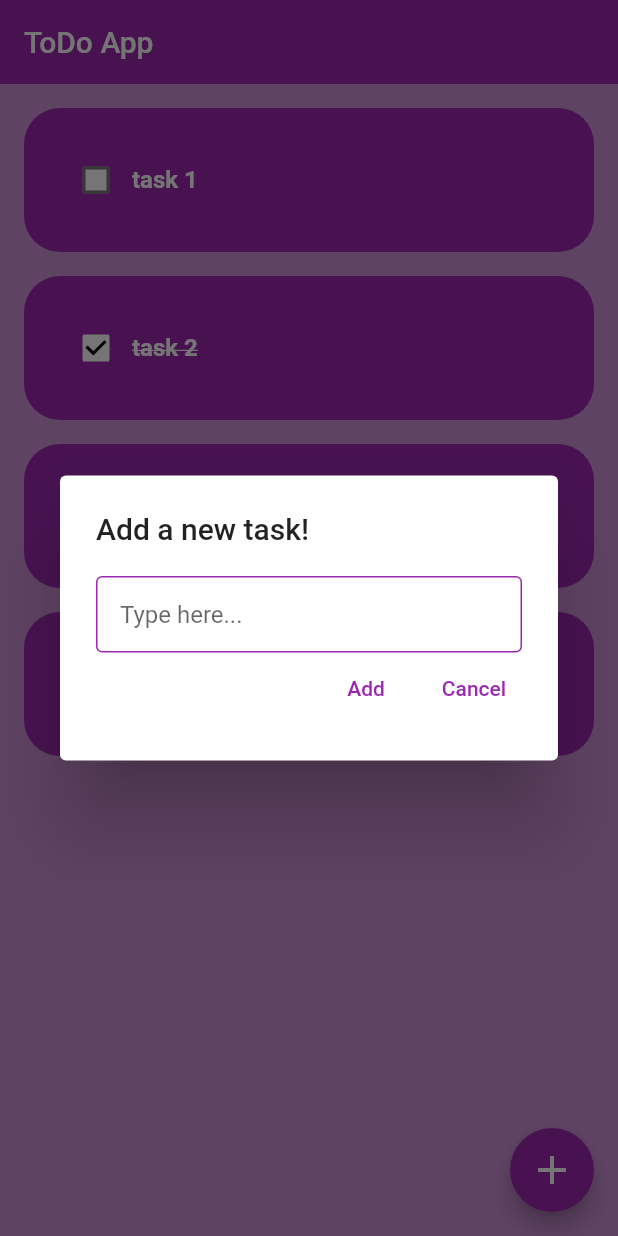
After one commit to gustavomaes/flutter_todo, a Flutter app: the screen it shows after launch, after a tap on the "add" icon, on a phone screen of 412 x 824 dp. The commit adds this screen. Run offline on Flutter 3.47's test engine with Material 2 defaults, Android fonts, the phone set to English and light mode, and no system bars.

Commit message:
feat: create new task

```diff
--- a/lib/screens/home_screen.dart
+++ b/lib/screens/home_screen.dart
@@ -1,4 +1,5 @@
 import 'package:flutter/material.dart';
+import 'package:todo_list/widgets/add_task.dart';
 import 'package:todo_list/widgets/todo_tile.dart';
 
 class ToDo {
@@ -16,18 +17,46 @@ class HomeScreen extends StatefulWidget {
 }
 
 class _HomeScreenState extends State<HomeScreen> {
+  final _controller = TextEditingController();
+  List<ToDo> todoList = [
+    ToDo(name: 'task 1', isCompleted: false),
+    ToDo(name: 'task 2', isCompleted: true),
+    ToDo(name: 'task 3', isCompleted: true),
+    ToDo(name: 'task 4', isCompleted: false),
+  ];
+
   void onChange(bool? value, int index) {
     setState(() {
       todoList[index].isCompleted = !todoList[index].isCompleted;
     });
   }
 
-  List<ToDo> todoList = [
-    ToDo(name: 'task 1', isCompleted: false),
-    ToDo(name: 'task 2', isCompleted: true),
-    ToDo(name: 'task 3', isCompleted: true),
-    ToDo(name: 'task 4', isCompleted: false),
-  ];
+  void onSave() {
+    if (_controller.text.isNotEmpty) {
+      setState(() {
+        todoList.add(ToDo(name: _controller.text, isCompleted: false));
+      });
+      _controller.text = "";
+    }
+    Navigator.of(context).pop();
+  }
+
+  void onCancel() {
+    Navigator.of(context).pop();
+  }
+
+  void createNewTask() {
+    showDialog(
+      context: context,
+      builder: (context) {
+        return AddTask(
+          controller: _controller,
+          onSave: onSave,
+          onCancel: onCancel,
+        );
+      },
+    );
+  }
 
   @override
   Widget build(BuildContext context) {
@@ -36,6 +65,13 @@ class _HomeScreenState extends State<HomeScreen> {
       appBar: AppBar(
         title: const Text('ToDo App'),
         elevation: 0,
+      ),
+      floatingActionButton: FloatingActionButton(
+        onPressed: createNewTask,
+        child: const Icon(
+          Icons.add,
+          size: 32,
+        ),
       ),
       body: ListView.builder(
         itemCount: todoList.length,
--- /dev/null
+++ b/lib/widgets/add_task.dart
@@ -0,0 +1,56 @@
+import 'package:flutter/material.dart';
+import 'package:todo_list/widgets/button.dart';
+
+class AddTask extends StatelessWidget {
+  final TextEditingController controller;
+  VoidCallback onSave;
+  VoidCallback onCancel;
+
+  AddTask({
+    super.key,
+    required this.controller,
+    required this.onSave,
+    required this.onCancel,
+  });
+
+  @override
+  Widget build(BuildContext context) {
+    return AlertDialog(
+      title: const Text('Add a new task!'),
+      content: SizedBox(
+        width: double.maxFinite,
+        child: Column(
+          mainAxisSize: MainAxisSize.min,
+          mainAxisAlignment: MainAxisAlignment.center,
+          children: [
+            TextField(
+              controller: controller,
+              decoration: const InputDecoration(
+                  contentPadding: EdgeInsets.all(16),
+                  isDense: true,
+                  enabledBorder: OutlineInputBorder(
+                    borderSide: BorderSide(width: 1, color: Colors.purple),
+                  ),
+                  hintText: 'Type here...'),
+            ),
+            Row(
+              mainAxisSize: MainAxisSize.max,
+              mainAxisAlignment: MainAxisAlignment.end,
+              children: [
+                Button(
+                  label: 'Add',
+                  onPress: onSave,
+                ),
+                const SizedBox(width: 8),
+                Button(
+                  label: 'Cancel',
+                  onPress: onCancel,
+                )
+              ],
+            )
+          ],
+        ),
+      ),
+    );
+  }
+}
```
